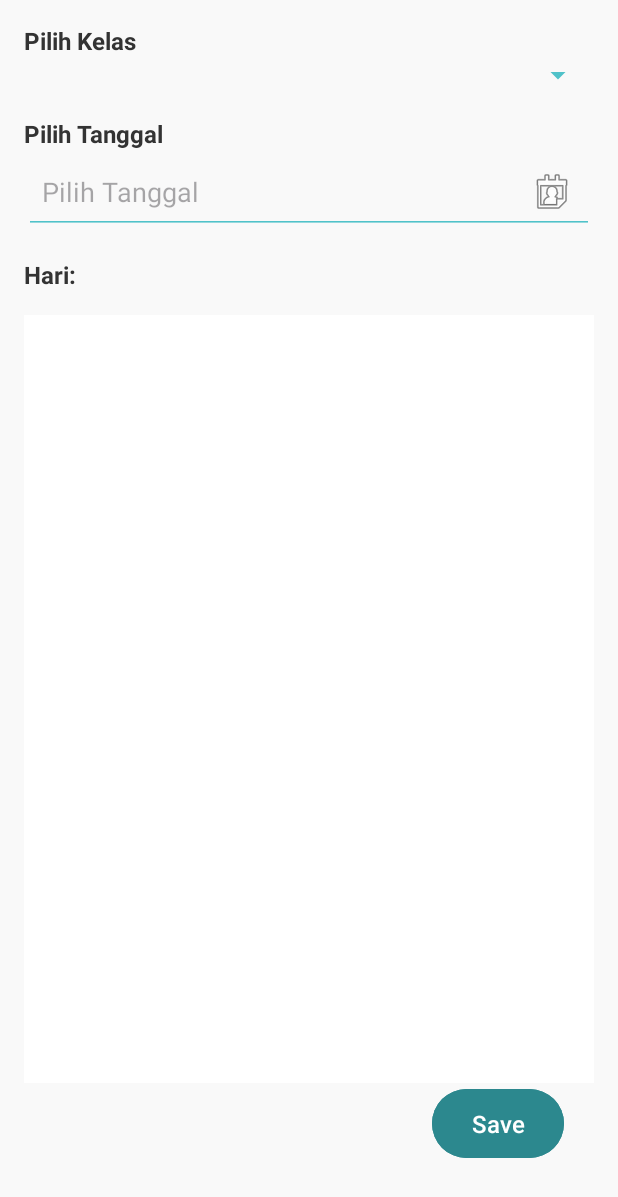
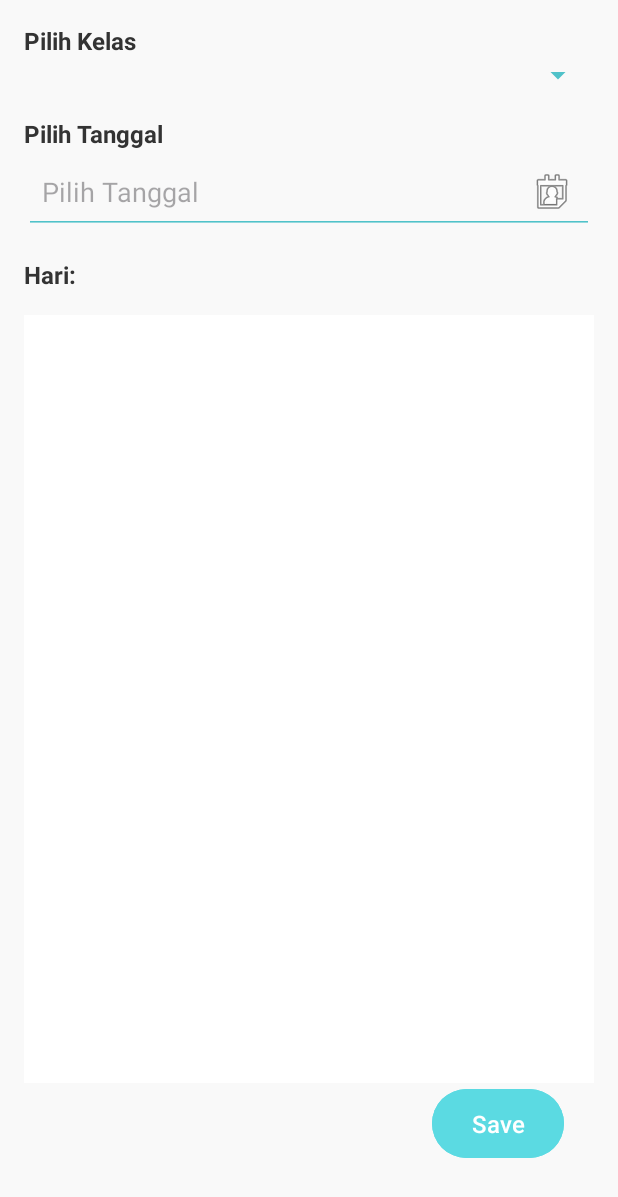
Before and after one commit to zaky090919/StudentManagement, an Android app: the AddAbsensiActivity screen opened directly, with no data from a screen before it, on a phone screen of 412 x 824 dp. Shown: the top 1197 px of the screen. Run offline under Robolectric (Android 15) with nearby library versions, the phone set to English and light mode, and no system bars.

Commit message:
color button

```diff
--- a/app/src/main/res/layout/activity_add_absensi.xml
+++ b/app/src/main/res/layout/activity_add_absensi.xml
@@ -92,7 +92,7 @@
         android:layout_height="wrap_content"
         android:layout_marginEnd="20dp"
         android:layout_marginBottom="32dp"
-        android:backgroundTint="#2C888E"
+        android:backgroundTint="#5BDAE2"
         android:padding="12dp"
         android:text="Save"
         android:textColor="@android:color/white"
```
